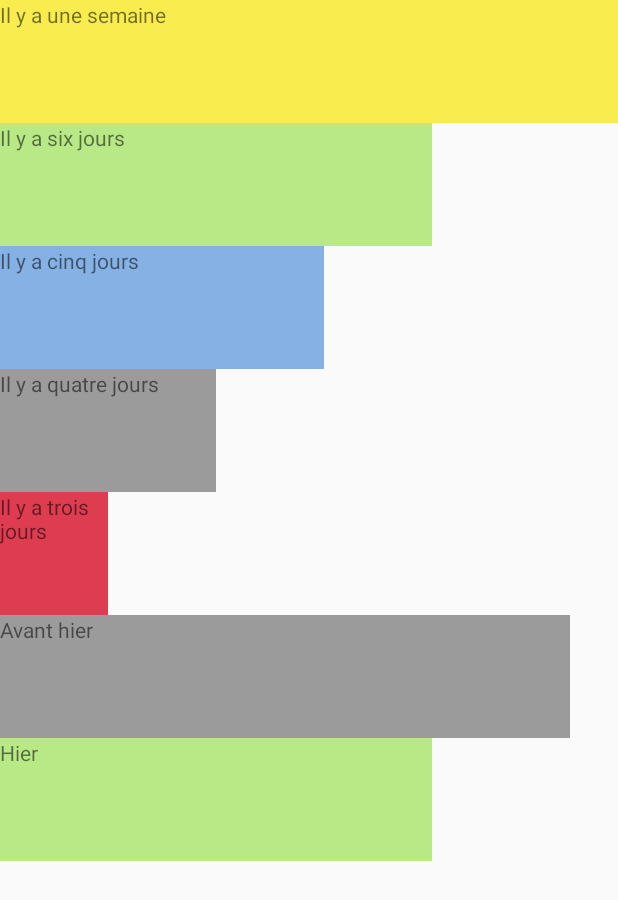
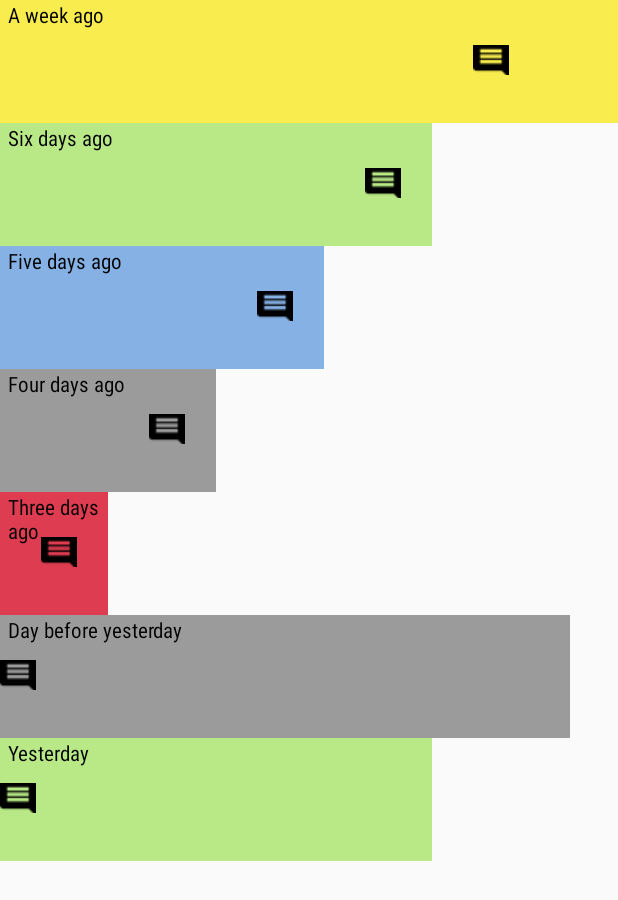
Before and after one commit to micheldu01/MoodTracker2, an Android app: the PageResult screen opened directly, with no data from a screen before it, on a phone screen of 412 x 824 dp. Shown: the top 900 px of the screen. Run offline under Robolectric (Android 15) with nearby library versions, the phone set to English and light mode, and no system bars.

Commit message:
mise en place des boutons et de la police de caractère xml

```diff
--- a/app/src/main/res/layout/activity_page_result.xml
+++ b/app/src/main/res/layout/activity_page_result.xml
@@ -1,7 +1,6 @@
 <?xml version="1.0" encoding="utf-8"?>
 <RelativeLayout
     xmlns:android="http://schemas.android.com/apk/res/android"
-    xmlns:app="http://schemas.android.com/apk/res-auto"
     xmlns:tools="http://schemas.android.com/tools"
     android:layout_width="match_parent"
     android:layout_height="match_parent"
@@ -9,65 +8,146 @@
     tools:context="com.michelapplication.moodtracker.controller.MainActivity">
 
     <TextView
-        android:id="@+id/text_page_result"
-        android:text="Resultat"
-        android:layout_width="wrap_content"
-        android:layout_height="wrap_content"/>
+        android:id="@+id/a_week_ago"
+        android:fontFamily="sans-serif-condensed"
+        android:textColor="@color/black"
+        android:text="@string/a_week_ago"
+        android:background="@color/banana_yellow"
+        android:layout_width="match_parent"
+        android:paddingLeft="5dp"
+        android:layout_height="82dp"/>
+
+    <ImageButton
+        android:id="@+id/btn_7"
+        android:src="@drawable/btn_comment"
+        android:layout_marginTop="30dp"
+        android:layout_marginLeft="315dp"
+        android:background="@color/transparent"
+        android:layout_width="24dp"
+        android:layout_height="20dp"/>
 
     <TextView
-        android:id="@+id/il_y_a_une_semaine"
-        android:text="Il y a une semaine"
-        android:background="@color/banana_yellow"
-        android:layout_width="match_parent"
+        android:id="@+id/six_days_ago"
+        android:fontFamily="sans-serif-condensed"
+        android:textColor="@color/black"
+        android:text="@string/six_days_ago"
+        android:layout_below="@id/a_week_ago"
+        android:background="@color/light_sage"
+        android:paddingLeft="5dp"
+        android:layout_width="288dp"
         android:layout_height="82dp"/>
 
+    <ImageButton
+        android:id="@+id/btn_6"
+        android:src="@drawable/btn_comment"
+        android:layout_marginTop="30dp"
+        android:layout_marginLeft="243dp"
+        android:background="@color/transparent"
+        android:layout_below="@id/a_week_ago"
+        android:layout_width="24dp"
+        android:layout_height="20dp"/>
+
     <TextView
-        android:id="@+id/il_y_a_six_jours"
-        android:text="Il y a six jours"
-        android:layout_below="@+id/il_y_a_une_semaine"
+        android:id="@+id/five_days_ago"
+        android:fontFamily="sans-serif-condensed"
+        android:textColor="@color/black"
+        android:text="@string/five_days_ago"
+        android:layout_below="@id/six_days_ago"
+        android:background="@color/cornflower_blue_65"
+        android:paddingLeft="5dp"
+        android:layout_width="216dp"
+        android:layout_height="82dp"/>
+
+    <ImageButton
+        android:id="@+id/btn_5"
+        android:src="@drawable/btn_comment"
+        android:layout_marginTop="30dp"
+        android:layout_marginLeft="171dp"
+        android:background="@color/transparent"
+        android:layout_below="@id/six_days_ago"
+        android:layout_width="24dp"
+        android:layout_height="20dp"/>
+
+    <TextView
+        android:id="@+id/four_days_ago"
+        android:fontFamily="sans-serif-condensed"
+        android:textColor="@color/black"
+        android:text="@string/four_day_ago"
+        android:layout_below="@id/five_days_ago"
+        android:paddingLeft="5dp"
+        android:background="@color/warm_grey"
+        android:layout_width="144dp"
+        android:layout_height="82dp"/>
+
+    <ImageButton
+        android:id="@+id/btn_4"
+        android:src="@drawable/btn_comment"
+        android:layout_marginTop="30dp"
+        android:layout_marginLeft="99dp"
+        android:background="@color/transparent"
+        android:layout_below="@id/five_days_ago"
+        android:layout_width="24dp"
+        android:layout_height="20dp"/>
+
+    <TextView
+        android:id="@+id/three_days_ago"
+        android:fontFamily="sans-serif-condensed"
+        android:textColor="@color/black"
+        android:text="@string/three_days_ago"
+        android:layout_below="@id/four_days_ago"
+        android:paddingLeft="5dp"
+        android:background="@color/faded_red"
+        android:layout_width="72dp"
+        android:layout_height="82dp"/>
+
+    <ImageButton
+        android:id="@+id/btn_3"
+        android:src="@drawable/btn_comment"
+        android:layout_marginTop="30dp"
+        android:layout_marginLeft="27dp"
+        android:background="@color/transparent"
+        android:layout_below="@id/four_days_ago"
+        android:layout_width="24dp"
+        android:layout_height="20dp"/>
+
+    <TextView
+        android:id="@+id/day_before_yesterday"
+        android:fontFamily="sans-serif-condensed"
+        android:textColor="@color/black"
+        android:text="@string/day_before_yesterday"
+        android:layout_below="@id/three_days_ago"
+        android:paddingLeft="5dp"
+        android:background="@color/warm_grey"
+        android:layout_width="380dp"
+        android:layout_height="82dp"/>
+
+    <ImageButton
+        android:id="@+id/btn_2"
+        android:src="@drawable/btn_comment"
+        android:layout_marginTop="30dp"
+        android:background="@color/transparent"
+        android:layout_below="@id/three_days_ago"
+        android:layout_width="24dp"
+        android:layout_height="20dp"/>
+
+    <TextView
+        android:id="@+id/yesterday"
+        android:fontFamily="sans-serif-condensed"
+        android:textColor="@color/black"
+        android:text="@string/yesterday"
+        android:layout_below="@id/day_before_yesterday"
+        android:paddingLeft="5dp"
         android:background="@color/light_sage"
         android:layout_width="288dp"
         android:layout_height="82dp"/>
 
-    <TextView
-        android:id="@+id/il_y_a_cinq_jours"
-        android:text="Il y a cinq jours"
-        android:layout_below="@+id/il_y_a_six_jours"
-        android:background="@color/cornflower_blue_65"
-        android:layout_width="216dp"
-        android:layout_height="82dp"/>
-
-    <TextView
-        android:id="@+id/il_y_a_quatre_jours"
-        android:text="Il y a quatre jours"
-        android:layout_below="@+id/il_y_a_cinq_jours"
-        android:background="@color/warm_grey"
-        android:layout_width="144dp"
-        android:layout_height="82dp"/>
-
-    <TextView
-        android:id="@+id/il_y_a_trois_jours"
-        android:text="Il y a trois jours"
-        android:layout_below="@+id/il_y_a_quatre_jours"
-        android:background="@color/faded_red"
-        android:layout_width="72dp"
-        android:layout_height="82dp"/>
-
-    <TextView
-        android:id="@+id/avant_hier"
-        android:text="Avant hier"
-        android:layout_below="@+id/il_y_a_trois_jours"
-        android:background="@color/warm_grey"
-        android:layout_width="380dp"
-        android:layout_height="82dp"/>
-
-    <TextView
-        android:id="@+id/hier"
-        android:text="Hier"
-        android:layout_below="@+id/avant_hier"
-        android:background="@color/light_sage"
-        android:layout_width="288dp"
-        android:layout_height="82dp"/>
-
+    <ImageButton
+        android:id="@+id/btn_1"
+        android:src="@drawable/btn_comment"
+        android:layout_marginTop="30dp"
+        android:background="@color/transparent"
+        android:layout_below="@id/day_before_yesterday"
+        android:layout_width="24dp"
+        android:layout_height="20dp"/>
 
 </RelativeLayout>
--- a/app/src/main/res/values/colors.xml
+++ b/app/src/main/res/values/colors.xml
@@ -13,5 +13,8 @@
     <color name="green_line">#009688</color>
     <color name="green_text">#009587</color>
     <color name="white">#FFFFFF</color>
+    <color name="transparent">#00000000</color>
+    <color name="dark_gray">#313131</color>
+    <color name="black">#000000</color>
 
 </resources>
--- /dev/null
+++ b/app/src/main/res/values/fonts.xml
@@ -0,0 +1,4 @@
+<?xml version="1.0" encoding="utf-8"?>
+<resources>
+    <string name="font_family_bold">sans_serif_bold</string>
+</resources>
--- a/app/src/main/res/values/strings.xml
+++ b/app/src/main/res/values/strings.xml
@@ -4,4 +4,11 @@
     <string name="int_comment">Comment</string>
     <string name="accept">Accept</string>
     <string name="cancel">Cancel</string>
+    <string name="a_week_ago">A week ago</string>
+    <string name="six_days_ago">Six days ago</string>
+    <string name="five_days_ago">Five days ago</string>
+    <string name="four_day_ago">Four days ago</string>
+    <string name="three_days_ago">Three days ago</string>
+    <string name="day_before_yesterday">Day before yesterday</string>
+    <string name="yesterday">Yesterday</string>
 </resources>
```
Also changed, not shown: app/src/main/res/drawable/btn_comment.png (added), 1 other file.
